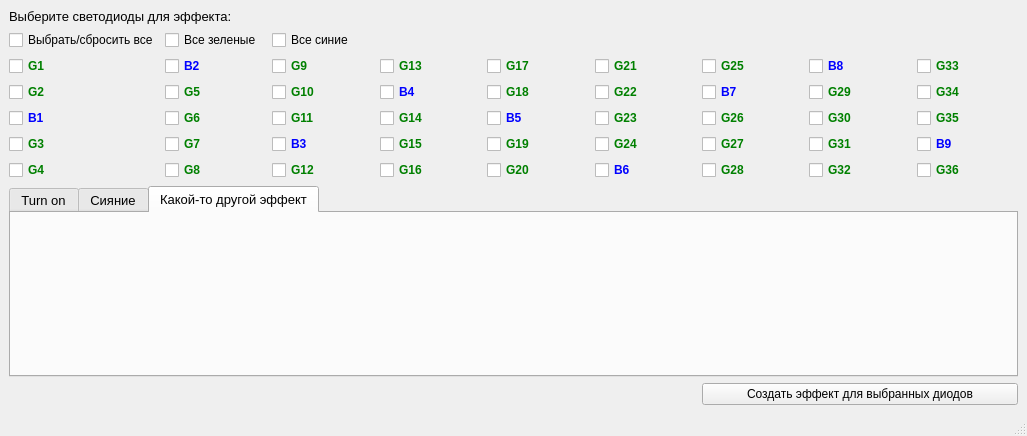
This is Main.ui in notiel/SphereUI as Qt 5 draws it before an edit. The edited form follows.
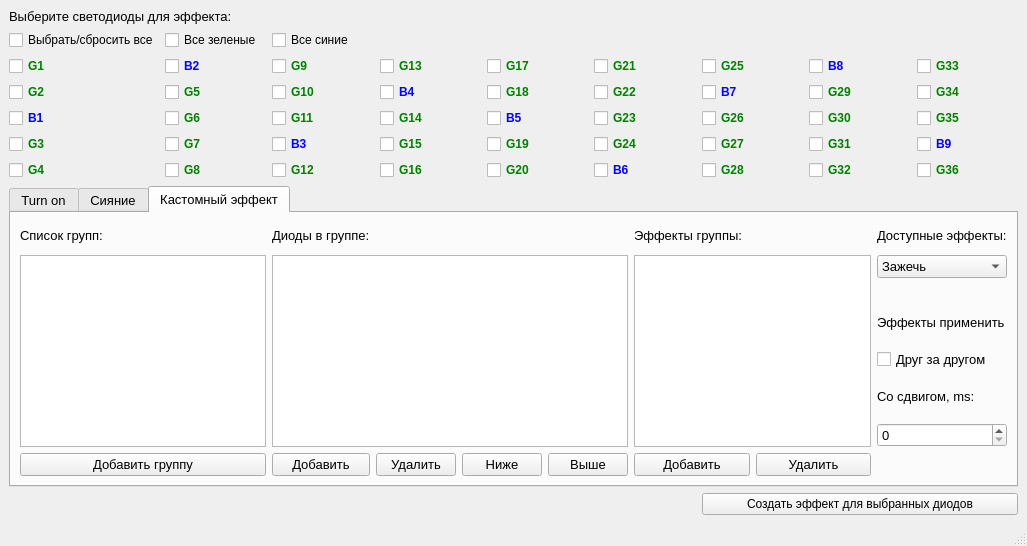
This is the edited form. The open tabs and pages were chosen to show the change.

Commit message: design for custom effect added

What changed in the file:
```diff
--- a/Main.ui
+++ b/Main.ui
@@ -7,7 +7,7 @@
     <x>0</x>
     <y>0</y>
     <width>1027</width>
-    <height>436</height>
+    <height>546</height>
    </rect>
   </property>
   <property name="windowTitle">
@@ -1017,8 +1017,134 @@
       </widget>
       <widget class="QWidget" name="tab_2">
        <attribute name="title">
-        <string>Какой-то другой эффект</string>
+        <string>Кастомный эффект</string>
        </attribute>
+       <layout class="QGridLayout" name="gridLayout_4">
+        <item row="0" column="0">
+         <widget class="QLabel" name="LblGroups">
+          <property name="text">
+           <string>Список групп:</string>
+          </property>
+         </widget>
+        </item>
+        <item row="5" column="7">
+         <widget class="QLabel" name="LblMove">
+          <property name="text">
+           <string>Со сдвигом, ms:</string>
+          </property>
+         </widget>
+        </item>
+        <item row="7" column="0">
+         <widget class="QPushButton" name="BtnAddGroup">
+          <property name="text">
+           <string>Добавить группу</string>
+          </property>
+         </widget>
+        </item>
+        <item row="0" column="1">
+         <widget class="QLabel" name="LblLeds_2">
+          <property name="text">
+           <string>Диоды в группе:</string>
+          </property>
+         </widget>
+        </item>
+        <item row="6" column="7">
+         <widget class="QSpinBox" name="SpinShift"/>
+        </item>
+        <item row="7" column="1">
+         <widget class="QPushButton" name="BtnAddLed">
+          <property name="text">
+           <string>Добавить</string>
+          </property>
+         </widget>
+        </item>
+        <item row="7" column="2">
+         <widget class="QPushButton" name="BtnDeleteLed">
+          <property name="text">
+           <string>Удалить</string>
+          </property>
+         </widget>
+        </item>
+        <item row="7" column="4">
+         <widget class="QPushButton" name="BtnLedUp_2">
+          <property name="text">
+           <string>Выше</string>
+          </property>
+         </widget>
+        </item>
+        <item row="7" column="3">
+         <widget class="QPushButton" name="BtnLedUp">
+          <property name="text">
+           <string>Ниже</string>
+          </property>
+         </widget>
+        </item>
+        <item row="2" column="0" rowspan="5">
+         <widget class="QListWidget" name="LstGroups"/>
+        </item>
+        <item row="3" column="7">
+         <widget class="QLabel" name="LblApply">
+          <property name="text">
+           <string>Эффекты применить</string>
+          </property>
+         </widget>
+        </item>
+        <item row="0" column="7">
+         <widget class="QLabel" name="LblAvailable">
+          <property name="text">
+           <string>Доступные эффекты:</string>
+          </property>
+         </widget>
+        </item>
+        <item row="7" column="5">
+         <widget class="QPushButton" name="BtnAddEffect">
+          <property name="text">
+           <string>Добавить</string>
+          </property>
+         </widget>
+        </item>
+        <item row="7" column="6">
+         <widget class="QPushButton" name="BtnDeleteEffect">
+          <property name="text">
+           <string>Удалить</string>
+          </property>
+         </widget>
+        </item>
+        <item row="0" column="5">
+         <widget class="QLabel" name="LblEffects">
+          <property name="text">
+           <string>Эффекты группы:</string>
+          </property>
+         </widget>
+        </item>
+        <item row="2" column="7" alignment="Qt::AlignTop">
+         <widget class="QComboBox" name="CBEffects">
+          <item>
+           <property name="text">
+            <string>Зажечь</string>
+           </property>
+          </item>
+          <item>
+           <property name="text">
+            <string>Сияние</string>
+           </property>
+          </item>
+         </widget>
+        </item>
+        <item row="2" column="1" rowspan="5" colspan="4">
+         <widget class="QListWidget" name="LstLeds"/>
+        </item>
+        <item row="2" column="5" rowspan="5" colspan="2">
+         <widget class="QListWidget" name="LstEffects"/>
+        </item>
+        <item row="4" column="7">
+         <widget class="QCheckBox" name="CBSequence">
+          <property name="text">
+           <string>Друг за другом</string>
+          </property>
+         </widget>
+        </item>
+       </layout>
       </widget>
      </widget>
     </item>
```
Left out of the diff: 642 changed lines with no effect on the pictures. The commit also changes 1 other file.
